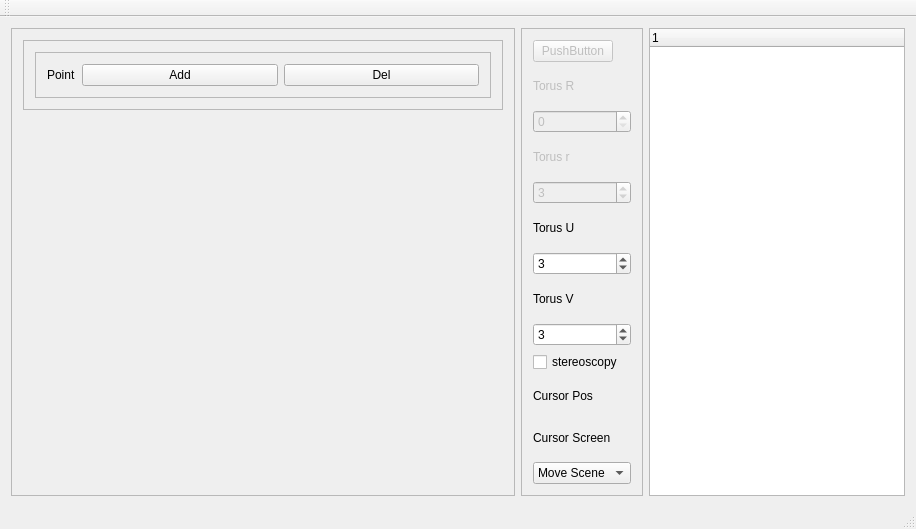
awitwicka/3DGraphicEngine, file GraphicEngine/mainwindow.ui: the form before one commit.
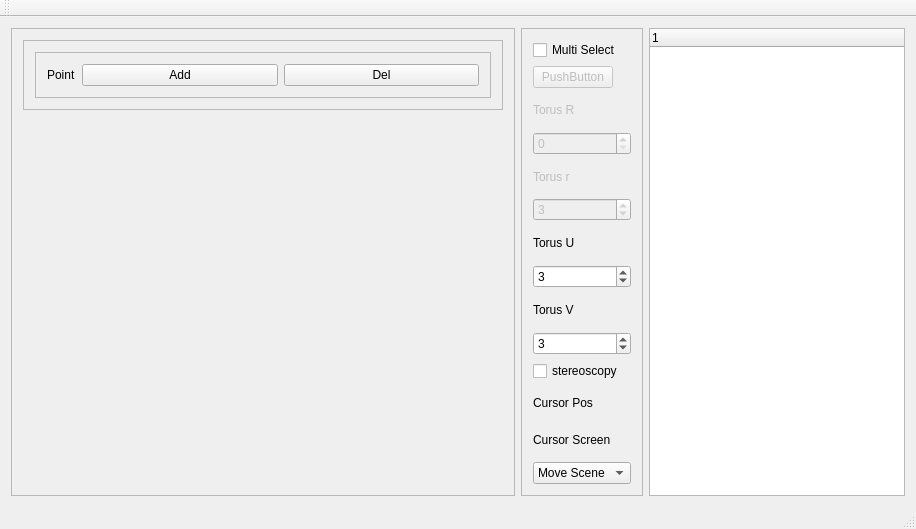
The form after the commit. Custom widgets are drawn as their Qt base class.

Commit message: Handling MultiPoints Selection

The edit to the form file:
```diff
--- a/GraphicEngine/mainwindow.ui
+++ b/GraphicEngine/mainwindow.ui
@@ -115,6 +115,13 @@
        <enum>QFrame::Raised</enum>
       </property>
       <layout class="QVBoxLayout" name="verticalLayout">
+       <item>
+        <widget class="QCheckBox" name="checkBox_multiSelect">
+         <property name="text">
+          <string>Multi Select</string>
+         </property>
+        </widget>
+       </item>
        <item>
         <widget class="QPushButton" name="pushButton">
          <property name="enabled">
```
Left out of the diff: 2 changed lines with no effect on the pictures. The commit also changes 11 other files.
